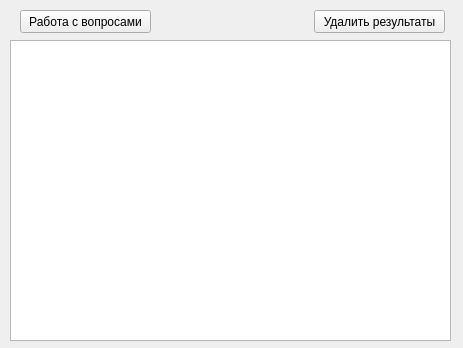
First picture: the form in server/UI/main_server.ui, repository Scykorr/dmitr_client_serv_test, before the edit.
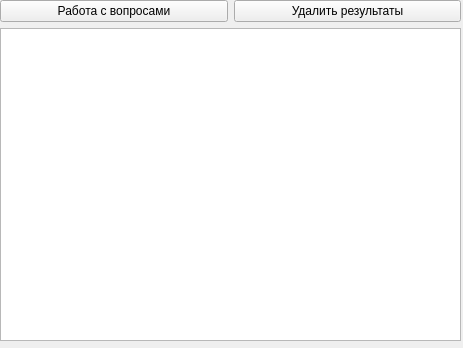
Second picture: the form after the edit.

What changed in the file:
```diff
--- a/server/UI/main_server.ui
+++ b/server/UI/main_server.ui
@@ -13,41 +13,50 @@
   <property name="windowTitle">
    <string>Server</string>
   </property>
-  <widget class="QTableWidget" name="tableWidget_server">
+  <widget class="QWidget" name="verticalLayoutWidget_3">
    <property name="geometry">
     <rect>
-     <x>10</x>
-     <y>40</y>
-     <width>441</width>
-     <height>301</height>
+     <x>0</x>
+     <y>0</y>
+     <width>461</width>
+     <height>341</height>
     </rect>
    </property>
-  </widget>
-  <widget class="QPushButton" name="pushButton_delete_all">
-   <property name="geometry">
-    <rect>
-     <x>314</x>
-     <y>10</y>
-     <width>131</width>
-     <height>23</height>
-    </rect>
-   </property>
-   <property name="text">
-    <string>Удалить результаты</string>
-   </property>
-  </widget>
-  <widget class="QPushButton" name="pushButton_work_db">
-   <property name="geometry">
-    <rect>
-     <x>20</x>
-     <y>10</y>
-     <width>131</width>
-     <height>23</height>
-    </rect>
-   </property>
-   <property name="text">
-    <string>Работа с вопросами</string>
-   </property>
+   <layout class="QVBoxLayout" name="verticalLayout_3">
+    <item>
+     <layout class="QHBoxLayout" name="horizontalLayout">
+      <item>
+       <layout class="QVBoxLayout" name="verticalLayout">
+        <item>
+         <widget class="QPushButton" name="pushButton_work_db">
+          <property name="text">
+           <string>Работа с вопросами</string>
+          </property>
+         </widget>
+        </item>
+       </layout>
+      </item>
+      <item>
+       <layout class="QVBoxLayout" name="verticalLayout_2">
+        <item>
+         <widget class="QPushButton" name="pushButton_delete_all">
+          <property name="text">
+           <string>Удалить результаты</string>
+          </property>
+         </widget>
+        </item>
+       </layout>
+      </item>
+     </layout>
+    </item>
+    <item>
+     <layout class="QHBoxLayout" name="horizontalLayout_2">
+      <item>
+       <widget class="QTableWidget" name="tableWidget_server"/>
+      </item>
+     </layout>
+    </item>
+   </layout>
   </widget>
  </widget>
  <resources/>
```
